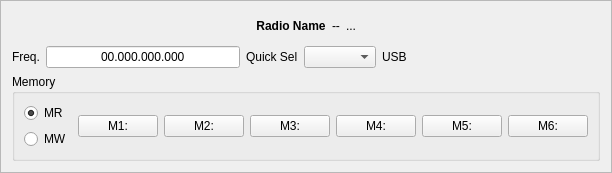
Above: mqt/MqtLogger/rigcontrolframe.ui from zsteva/backup-minos2 before the change. Below: the same form after it.
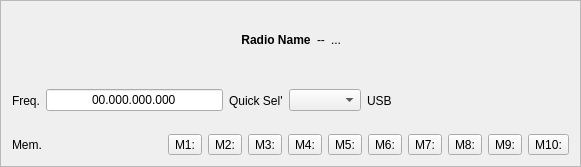
That is the form after the change. Custom widgets are drawn as their Qt base class.

The edit to the form file:
```diff
--- a/mqt/MqtLogger/rigcontrolframe.ui
+++ b/mqt/MqtLogger/rigcontrolframe.ui
@@ -6,8 +6,8 @@
    <rect>
     <x>0</x>
     <y>0</y>
-    <width>577</width>
-    <height>170</height>
+    <width>581</width>
+    <height>167</height>
    </rect>
   </property>
   <property name="windowTitle">
@@ -19,7 +19,7 @@
   <property name="frameShadow">
    <enum>QFrame::Raised</enum>
   </property>
-  <layout class="QHBoxLayout" name="horizontalLayout">
+  <layout class="QHBoxLayout" name="horizontalLayout_3">
    <item>
     <layout class="QVBoxLayout" name="verticalLayout_2">
      <item>
@@ -118,7 +118,7 @@
          <item>
           <widget class="QLabel" name="bandSellbl">
            <property name="text">
-            <string>Quick Sel</string>
+            <string>Quick Sel'</string>
            </property>
           </widget>
          </item>
@@ -148,81 +148,82 @@
         </layout>
        </item>
        <item>
-        <layout class="QHBoxLayout" name="horizontalLayout_5">
+        <layout class="QHBoxLayout" name="horizontalLayout">
          <item>
-          <widget class="QGroupBox" name="groupBox">
-           <property name="title">
-            <string>Memory</string>
-           </property>
-           <layout class="QVBoxLayout" name="verticalLayout_3">
-            <item>
-             <layout class="QHBoxLayout" name="horizontalLayout_3">
-              <item>
-               <layout class="QVBoxLayout" name="verticalLayout_4">
-                <item>
-                 <widget class="QRadioButton" name="memReadSel">
+          <widget class="QLabel" name="label">
                   <property name="text">
-                   <string>MR</string>
-                  </property>
-                  <property name="checked">
-                   <bool>true</bool>
-                  </property>
+            <string>Mem.</string>
+           </property>
                  </widget>
                 </item>
                 <item>
-                 <widget class="QRadioButton" name="memWriteSel">
-                  <property name="text">
-                   <string>MW</string>
-                  </property>
-                 </widget>
-                </item>
-               </layout>
-              </item>
-              <item>
-               <widget class="QPushButton" name="mem1pb">
+          <widget class="QToolButton" name="memButton1">
                 <property name="text">
                  <string>M1:</string>
                 </property>
                </widget>
               </item>
               <item>
-               <widget class="QPushButton" name="mem2pb">
+          <widget class="QToolButton" name="memButton2">
                 <property name="text">
                  <string>M2:</string>
                 </property>
                </widget>
               </item>
               <item>
-               <widget class="QPushButton" name="mem3pb">
+          <widget class="QToolButton" name="memButton3">
                 <property name="text">
                  <string>M3:</string>
                 </property>
                </widget>
               </item>
               <item>
-               <widget class="QPushButton" name="mem4pb">
+          <widget class="QToolButton" name="memButton4">
                 <property name="text">
                  <string>M4:</string>
                 </property>
                </widget>
               </item>
               <item>
-               <widget class="QPushButton" name="mem5pb">
+          <widget class="QToolButton" name="memButton5">
                 <property name="text">
                  <string>M5:</string>
                 </property>
                </widget>
               </item>
               <item>
-               <widget class="QPushButton" name="mem6pb">
+          <widget class="QToolButton" name="memButton6">
                 <property name="text">
                  <string>M6:</string>
                 </property>
                </widget>
               </item>
-             </layout>
-            </item>
-           </layout>
+         <item>
+          <widget class="QToolButton" name="memButton7">
+           <property name="text">
+            <string>M7:</string>
+           </property>
+          </widget>
+         </item>
+         <item>
+          <widget class="QToolButton" name="memButton8">
+           <property name="text">
+            <string>M8:</string>
+           </property>
+          </widget>
+         </item>
+         <item>
+          <widget class="QToolButton" name="memButton9">
+           <property name="text">
+            <string>M9:</string>
+           </property>
+          </widget>
+         </item>
+         <item>
+          <widget class="QToolButton" name="memButton10">
+           <property name="text">
+            <string>M10:</string>
+           </property>
           </widget>
          </item>
         </layout>
```
Lines whose indentation alone changed are shown as unchanged.
